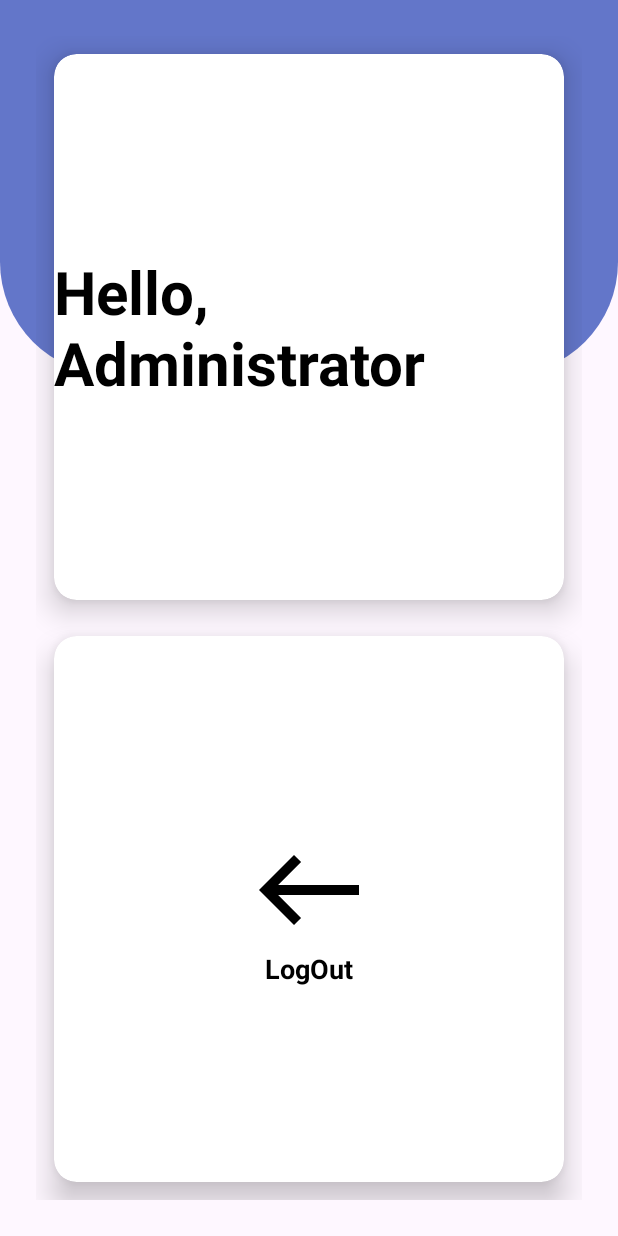
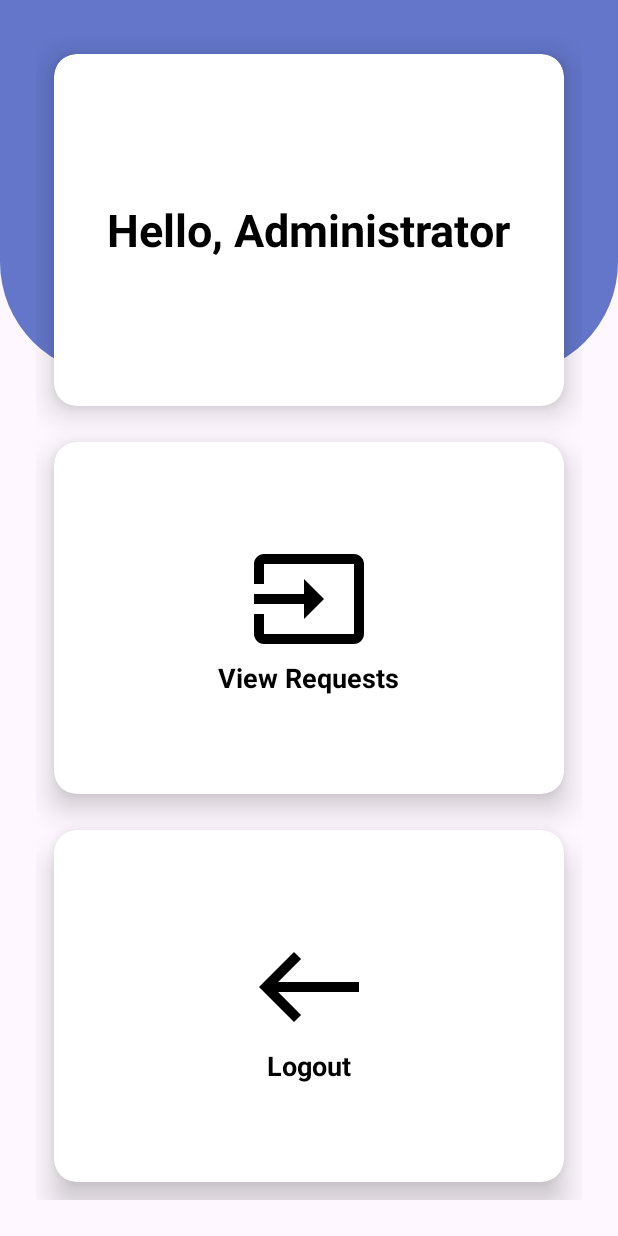
Before and after one commit to fayy-lee/project-project-group-20, an Android app: the AdminView screen opened directly, with no data from a screen before it, on a phone screen of 412 x 824 dp. Run offline under Robolectric (Android 15) with nearby library versions, the light colour scheme and no system bars; Roboto replaces fonts that are not available here.

Commit message:
fixing admin view and adding 3 activities (adminPending, adminApproved, adminRejected)

```diff
--- a/app/src/main/java/com/example/hams/AdminView.java
+++ b/app/src/main/java/com/example/hams/AdminView.java
@@ -1,6 +1,4 @@
 package com.example.hams;
-
-import static com.example.hams.MainActivity.admin;
 
 import android.content.Intent;
 import android.os.Bundle;
@@ -11,19 +9,26 @@ import androidx.appcompat.app.AppCompatActivity;
 import androidx.cardview.widget.CardView;
 
 public class AdminView extends AppCompatActivity {
-    CardView logoutCard;
+
+    CardView viewCard, logoutCard;
 
     @Override
     protected void onCreate(Bundle savedInstanceState) {
         super.onCreate(savedInstanceState);
         getWindow().setFlags(WindowManager.LayoutParams.FLAG_FULLSCREEN, WindowManager.LayoutParams.FLAG_FULLSCREEN);
         setContentView(R.layout.activity_admin_view);
-        //defining the cards (from dahsboards.xml)
+        //defining the cards
+        viewCard = findViewById(R.id.view);
         logoutCard = findViewById(R.id.logout);
+        viewCard.setOnClickListener(new View.OnClickListener() {
+            @Override
+            public void onClick(View v) {
+                startActivity(new Intent(AdminView.this, AdminPending.class));
+            }
+        });
         logoutCard.setOnClickListener(new View.OnClickListener() {
             @Override
             public void onClick(View v) {
-                admin.logout();
                 startActivity(new Intent(AdminView.this, MainActivity.class));
             }
         });
--- /dev/null
+++ b/app/src/main/res/drawable/baseline_check_24.xml
@@ -0,0 +1,5 @@
+<vector android:height="24dp" android:tint="#000000"
+    android:viewportHeight="24" android:viewportWidth="24"
+    android:width="24dp" xmlns:android="http://schemas.android.com/apk/res/android">
+    <path android:fillColor="@android:color/white" android:pathData="M9,16.17L4.83,12l-1.42,1.41L9,19 21,7l-1.41,-1.41z"/>
+</vector>
--- /dev/null
+++ b/app/src/main/res/drawable/baseline_check_circle_24.xml
@@ -0,0 +1,5 @@
+<vector android:height="24dp" android:tint="#000000"
+    android:viewportHeight="24" android:viewportWidth="24"
+    android:width="24dp" xmlns:android="http://schemas.android.com/apk/res/android">
+    <path android:fillColor="@android:color/white" android:pathData="M12,2C6.48,2 2,6.48 2,12s4.48,10 10,10 10,-4.48 10,-10S17.52,2 12,2zM10,17l-5,-5 1.41,-1.41L10,14.17l7.59,-7.59L19,8l-9,9z"/>
+</vector>
--- /dev/null
+++ b/app/src/main/res/drawable/baseline_refresh_24.xml
@@ -0,0 +1,5 @@
+<vector android:height="24dp" android:tint="#000000"
+    android:viewportHeight="24" android:viewportWidth="24"
+    android:width="24dp" xmlns:android="http://schemas.android.com/apk/res/android">
+    <path android:fillColor="@android:color/white" android:pathData="M17.65,6.35C16.2,4.9 14.21,4 12,4c-4.42,0 -7.99,3.58 -7.99,8s3.57,8 7.99,8c3.73,0 6.84,-2.55 7.73,-6h-2.08c-0.82,2.33 -3.04,4 -5.65,4 -3.31,0 -6,-2.69 -6,-6s2.69,-6 6,-6c1.66,0 3.14,0.69 4.22,1.78L13,11h7V4l-2.35,2.35z"/>
+</vector>
--- /dev/null
+++ b/app/src/main/res/drawable/baseline_remove_24.xml
@@ -0,0 +1,5 @@
+<vector android:height="24dp" android:tint="#000000"
+    android:viewportHeight="24" android:viewportWidth="24"
+    android:width="24dp" xmlns:android="http://schemas.android.com/apk/res/android">
+    <path android:fillColor="@android:color/white" android:pathData="M19,13H5v-2h14v2z"/>
+</vector>
--- /dev/null
+++ b/app/src/main/res/drawable/baseline_remove_circle_24.xml
@@ -0,0 +1,5 @@
+<vector android:height="24dp" android:tint="#000000"
+    android:viewportHeight="24" android:viewportWidth="24"
+    android:width="24dp" xmlns:android="http://schemas.android.com/apk/res/android">
+    <path android:fillColor="@android:color/white" android:pathData="M12,2C6.48,2 2,6.48 2,12s4.48,10 10,10 10,-4.48 10,-10S17.52,2 12,2zM17,13L7,13v-2h10v2z"/>
+</vector>
--- /dev/null
+++ b/app/src/main/res/drawable/baseline_toc_24.xml
@@ -0,0 +1,5 @@
+<vector android:autoMirrored="true" android:height="24dp"
+    android:tint="#fff" android:viewportHeight="24"
+    android:viewportWidth="24" android:width="24dp" xmlns:android="http://schemas.android.com/apk/res/android">
+    <path android:fillColor="@android:color/white" android:pathData="M3,9h14L17,7L3,7v2zM3,13h14v-2L3,11v2zM3,17h14v-2L3,15v2zM19,17h2v-2h-2v2zM19,7v2h2L21,7h-2zM19,13h2v-2h-2v2z"/>
+</vector>
--- a/app/src/main/res/layout/activity_admin_view.xml
+++ b/app/src/main/res/layout/activity_admin_view.xml
@@ -4,12 +4,13 @@
     xmlns:tools="http://schemas.android.com/tools"
     android:layout_width="match_parent"
     android:layout_height="match_parent"
-    tools:context=".PatView">
+    tools:context=".roles">
 
     <View
         android:layout_width="match_parent"
         android:layout_height="250dp"
         android:background="@drawable/bg_view"/>
+
     <GridLayout
         android:id="@+id/grid_layout"
         android:layout_width="match_parent"
@@ -20,9 +21,8 @@
         android:layout_marginLeft="24dp"
         android:layout_marginRight="24dp"
         android:layout_marginTop="-50dp">
-
         <androidx.cardview.widget.CardView
-            android:id="@+id/login"
+            android:id="@+id/hello"
             android:layout_width="150dp"
             android:layout_height="150dp"
             android:layout_row="0"
@@ -44,23 +44,64 @@
                 android:gravity="center"
                 android:orientation="vertical">
 
+
                 <TextView
                     android:layout_width="wrap_content"
                     android:layout_height="wrap_content"
                     android:layout_gravity="center_horizontal"
                     android:text="Hello, Administrator"
                     android:textColor="@color/black"
-                    android:textSize="40sp"
+                    android:textSize="30sp"
                     android:textStyle="bold"></TextView>
 
             </LinearLayout>
         </androidx.cardview.widget.CardView>
 
         <androidx.cardview.widget.CardView
+            android:id="@+id/view"
+            android:layout_width="150dp"
+            android:layout_height="150dp"
+            android:layout_row="1"
+            android:layout_rowWeight="1"
+            android:layout_column="0"
+            android:layout_columnWeight="1"
+            app:cardCornerRadius="15dp"
+            app:cardElevation="12dp"
+            tools:ignore="GridLayout"
+            android:layout_margin="12dp">
+
+            <LinearLayout
+                android:layout_width="match_parent"
+                android:layout_height="match_parent"
+                android:layout_alignParentEnd="true"
+                android:layout_alignParentBottom="true"
+                android:layout_marginEnd="0dp"
+                android:layout_marginBottom="0dp"
+                android:gravity="center"
+                android:orientation="vertical">
+
+                <ImageView
+                    android:layout_width="80dp"
+                    android:layout_height="80dp"
+                    android:layout_gravity="center_horizontal"
+                    android:src="@drawable/baseline_input_24" />
+
+                <TextView
+                    android:layout_width="wrap_content"
+                    android:layout_height="wrap_content"
+                    android:layout_gravity="center_horizontal"
+                    android:text="View Requests"
+                    android:textColor="@color/black"
+                    android:textSize="18sp"
+                    android:textStyle="bold"></TextView>
+
+            </LinearLayout>
+        </androidx.cardview.widget.CardView>
+        <androidx.cardview.widget.CardView
             android:id="@+id/logout"
             android:layout_width="150dp"
             android:layout_height="150dp"
-            android:layout_row="1"
+            android:layout_row="2"
             android:layout_rowWeight="1"
             android:layout_column="0"
             android:layout_columnWeight="1"
@@ -89,7 +130,7 @@
                     android:layout_width="wrap_content"
                     android:layout_height="wrap_content"
                     android:layout_gravity="center_horizontal"
-                    android:text="LogOut"
+                    android:text="Logout"
                     android:textColor="@color/black"
                     android:textSize="18sp"
                     android:textStyle="bold"></TextView>
```
Also changed, not shown: app/src/main/AndroidManifest.xml (+13 -1 lines), app/src/main/java/com/example/hams/AdminApproved.java (added, +26 -0 lines), app/src/main/java/com/example/hams/AdminPending.java (added, +55 -0 lines), app/src/main/java/com/example/hams/AdminRejected.java (added, +25 -0 lines), app/src/main/res/layout/activity_admin_approved.xml (added, +15 -0 lines), app/src/main/res/layout/activity_admin_pending.xml (added, +40 -0 lines), app/src/main/res/layout/activity_admin_rejected.xml (added, +15 -0 lines).
